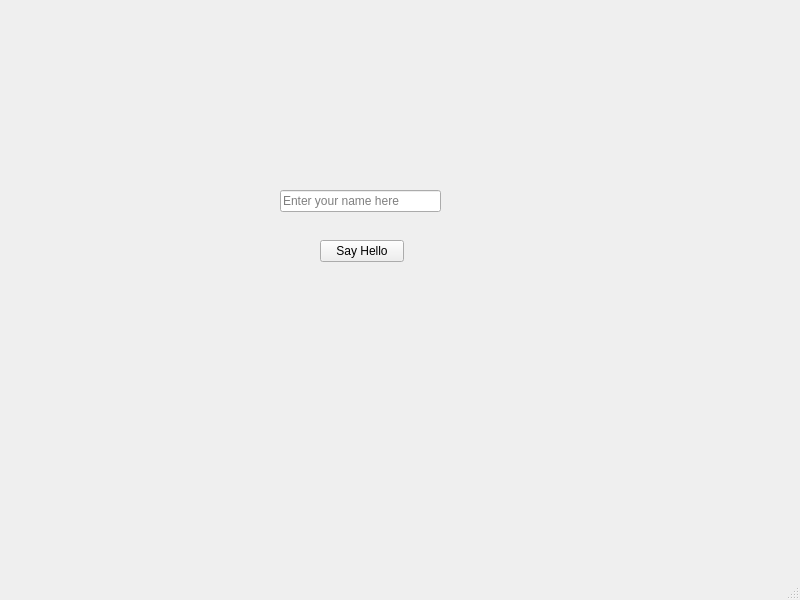
First picture: the form in helloqt.ui, repository SherpadNdabambi/hello-qt, before the edit.
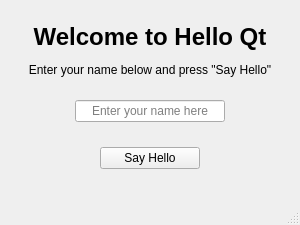
Second picture: the form after the edit.

What changed in the file:
```diff
--- a/helloqt.ui
+++ b/helloqt.ui
@@ -6,8 +6,8 @@
    <rect>
     <x>0</x>
     <y>0</y>
-    <width>800</width>
-    <height>600</height>
+    <width>300</width>
+    <height>225</height>
    </rect>
   </property>
   <property name="windowTitle">
@@ -17,14 +17,14 @@
    <widget class="QLabel" name="label">
     <property name="geometry">
      <rect>
-      <x>280</x>
-      <y>40</y>
-      <width>171</width>
-      <height>121</height>
+      <x>0</x>
+      <y>0</y>
+      <width>300</width>
+      <height>100</height>
      </rect>
     </property>
     <property name="text">
-     <string/>
+     <string>&lt;html&gt;&lt;head/&gt;&lt;body&gt;&lt;h1 align=&quot;center&quot;&gt;Welcome to Hello Qt&lt;/h1&gt;&lt;p align=&quot;center&quot;&gt;&lt;/p&gt;&lt;p align=&quot;center&quot;&gt;Enter your name below and press &amp;quot;Say Hello&amp;quot;&lt;/p&gt;&lt;/body&gt;&lt;/html&gt;</string>
     </property>
     <property name="alignment">
      <set>Qt::AlignCenter</set>
@@ -33,12 +33,15 @@
    <widget class="QLineEdit" name="lineEdit">
     <property name="geometry">
      <rect>
-      <x>280</x>
-      <y>190</y>
-      <width>161</width>
+      <x>75</x>
+      <y>100</y>
+      <width>150</width>
       <height>22</height>
      </rect>
     </property>
+    <property name="alignment">
+     <set>Qt::AlignCenter</set>
+    </property>
     <property name="placeholderText">
      <string>Enter your name here</string>
     </property>
@@ -46,9 +49,9 @@
    <widget class="QPushButton" name="pushButton">
     <property name="geometry">
      <rect>
-      <x>320</x>
-      <y>240</y>
-      <width>84</width>
+      <x>100</x>
+      <y>147</y>
+      <width>100</width>
       <height>22</height>
      </rect>
     </property>
```
Left out of the diff: 4 changed lines with no effect on the pictures.
